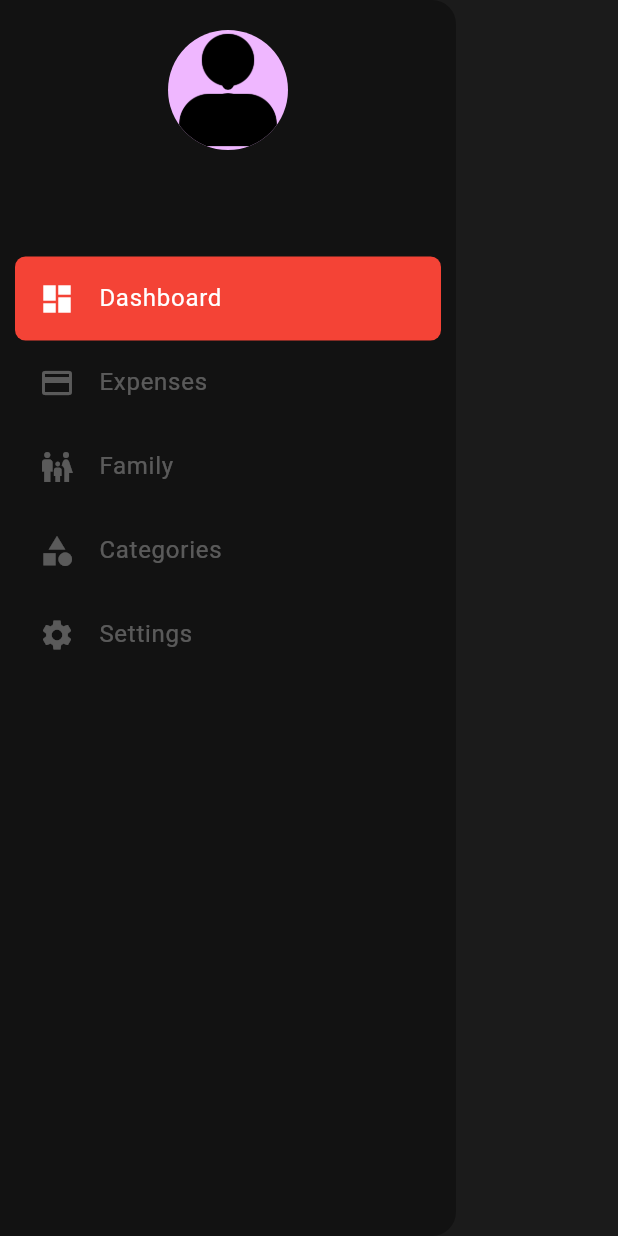
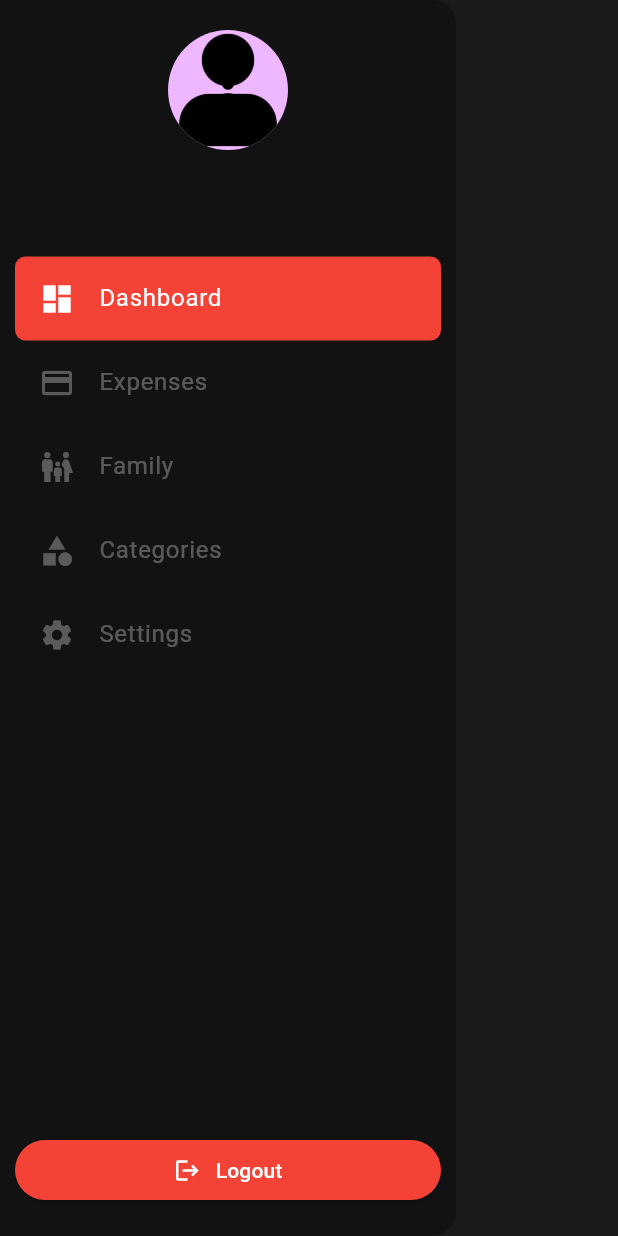
Before and after one commit to vigneshwaran-48/expense-manager-flutter, a Flutter app: the AppDrawer widget shown alone on an empty page, opened directly, on a phone screen of 412 x 824 dp. Run offline on Flutter 3.47's test engine with Material 3 defaults, Android fonts, the phone set to English and light mode, and no system bars; our stand-ins replace bloc, cloud_firestore, firebase_auth, firebase_core, flutter_bloc, font_awesome_flutter and 1 more; accounts and stored records are empty.

Commit message:
Added logout button

```diff
--- a/lib/auth/bloc/auth_event.dart
+++ b/lib/auth/bloc/auth_event.dart
@@ -15,3 +15,5 @@ class LoginUser extends AuthEvent {
 
   LoginUser({required this.email, required this.password});
 }
+
+class LogoutUser extends AuthEvent {}
--- a/lib/config/app_listener.dart
+++ b/lib/config/app_listener.dart
@@ -3,6 +3,7 @@ import 'package:expense_manager/auth/bloc/auth_state.dart';
 import 'package:expense_manager/user/bloc/user_bloc.dart';
 import 'package:flutter/material.dart';
 import 'package:flutter_bloc/flutter_bloc.dart';
+import 'package:go_router/go_router.dart';
 
 class AppListener extends StatelessWidget {
   const AppListener({super.key, required this.child});
@@ -30,6 +31,9 @@ class AppListener extends StatelessWidget {
                         () => ScaffoldMessenger.of(context).clearSnackBars(),
                   ),
                 );
+              }
+              if (state is UnAuthenticated) {
+                context.go("/login");
               }
             },
           ),
--- /dev/null
+++ b/lib/navbar/Logout.dart
@@ -0,0 +1,56 @@
+import 'package:expense_manager/auth/bloc/auth_bloc.dart';
+import 'package:expense_manager/auth/bloc/auth_event.dart';
+import 'package:flutter/material.dart';
+import 'package:flutter_bloc/flutter_bloc.dart';
+
+class Logout extends StatefulWidget {
+  @override
+  State<StatefulWidget> createState() => LogoutState();
+}
+
+class LogoutState extends State<Logout> {
+  bool _loading = false;
+
+  void _handleLogout() {
+    setState(() {
+      _loading = true;
+    });
+    context.read<AuthBloc>().add(LogoutUser());
+  }
+
+  @override
+  Widget build(BuildContext context) {
+    return SizedBox(
+      width: double.infinity,
+      child: ElevatedButton(
+        style: ElevatedButton.styleFrom(
+          backgroundColor: Colors.red,
+          foregroundColor: Colors.white,
+        ),
+        onPressed: _handleLogout,
+        child:
+            _loading
+                ? Row(
+                  mainAxisAlignment: MainAxisAlignment.center,
+                  children: [
+                    SizedBox(
+                      width: 20,
+                      height: 20,
+                      child: CircularProgressIndicator(color: Colors.white),
+                    ),
+                    SizedBox(width: 24),
+                    Text("Logging Out"),
+                  ],
+                )
+                : Row(
+                  mainAxisAlignment: MainAxisAlignment.center,
+                  children: [
+                    Icon(Icons.logout),
+                    SizedBox(width: 10),
+                    Text("Logout"),
+                  ],
+                ),
+      ),
+    );
+  }
+}
--- a/lib/navbar/app_drawer.dart
+++ b/lib/navbar/app_drawer.dart
@@ -1,3 +1,4 @@
+import 'package:expense_manager/navbar/Logout.dart';
 import 'package:expense_manager/navbar/nav_list.dart';
 import 'package:expense_manager/navbar/navbar_cubit.dart';
 import 'package:expense_manager/user/bloc/user_bloc.dart';
@@ -51,6 +52,8 @@ class AppDrawer extends StatelessWidget {
                 },
               ),
             ),
+            SizedBox(height: 20),
+            Logout(),
           ],
         ),
       ),
--- a/lib/navbar/app_sidebar.dart
+++ b/lib/navbar/app_sidebar.dart
@@ -1,3 +1,4 @@
+import 'package:expense_manager/navbar/Logout.dart';
 import 'package:expense_manager/navbar/nav_list.dart';
 import 'package:expense_manager/navbar/navbar_cubit.dart';
 import 'package:expense_manager/user/bloc/user_bloc.dart';
@@ -49,6 +50,8 @@ class AppSidebar extends StatelessWidget {
               ),
               SizedBox(height: 40),
               Expanded(child: NavList(selectedIndex: currentIndex)),
+              SizedBox(height: 20),
+              Logout()
             ],
           ),
         );
```
Also changed, not shown: lib/auth/bloc/auth_bloc.dart (+15 -0 lines).
